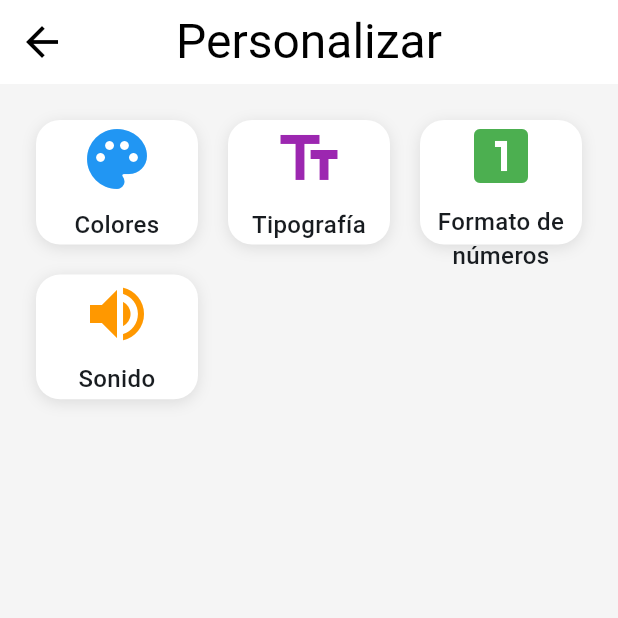
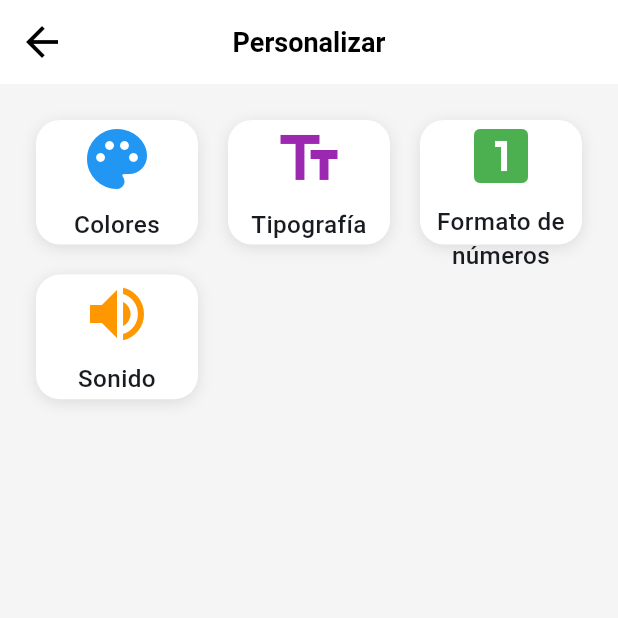
Before and after one commit to Tonips22/POPI, a Flutter app: the CustomizationScreen screen opened directly, on a phone screen of 412 x 824 dp, the top half of it. Run offline on Flutter 3.47's test engine with Material 3 defaults, Android fonts, the light colour scheme and no system bars; our stand-ins replace cloud_firestore, firebase_core, flutter_tts; accounts and stored records are empty.

Commit message:
feat: integrar preferencias de usuario en la pantalla de personalización

```diff
--- a/lib/screens/customization_screen.dart
+++ b/lib/screens/customization_screen.dart
@@ -9,6 +9,7 @@ import 'example_screen.dart';
 
 // Añadir import del servicio
 import '../services/user_service.dart';
+import '../widgets/preference_provider.dart';
 
 class CustomizationScreen extends StatelessWidget {
   const CustomizationScreen({super.key});
@@ -16,6 +17,8 @@ class CustomizationScreen extends StatelessWidget {
   @override
   Widget build(BuildContext context) {
     final userService = UserService(); // instancia sencilla
+    // Obtenemos las preferencias del usuario
+    final prefs = PreferenceProvider.of(context);
 
     return Scaffold(
       backgroundColor: Colors.grey[100],
@@ -26,10 +29,12 @@ class CustomizationScreen extends StatelessWidget {
             Navigator.pop(context);
           },
         ),
-        title: const Text(
+        title: Text(
           'Personalizar',
           style: TextStyle(
-            fontSize: 32,
+            fontSize: prefs?.getFontSizeValue() ?? 18.0,
+            fontFamily: prefs?.getFontFamilyName() ?? 'Roboto',
+            fontWeight: FontWeight.bold,
           ),
         ),
         centerTitle: true,
@@ -53,6 +58,8 @@ class CustomizationScreen extends StatelessWidget {
                 icon: Icons.palette,
                 title: 'Colores',
                 backgroundColor: Colors.blue,
+                fontSize: prefs?.getFontSizeValue() ?? 18.0,
+                fontFamily: prefs?.getFontFamilyName() ?? 'Roboto',
                 onTap: () {
                   Navigator.push(
                     context,
@@ -68,6 +75,8 @@ class CustomizationScreen extends StatelessWidget {
                 icon: Icons.text_fields,
                 title: 'Tipografía',
                 backgroundColor: Colors.purple,
+                fontSize: prefs?.getFontSizeValue() ?? 18.0,
+                fontFamily: prefs?.getFontFamilyName() ?? 'Roboto',
                 onTap: () async {
                   const demoId = 'demo';
                   final userService = UserService(); // creado aquí, no como campo del widget
@@ -96,6 +105,8 @@ class CustomizationScreen extends StatelessWidget {
                 icon: Icons.looks_one,
                 title: 'Formato de números',
                 backgroundColor: Colors.green,
+                fontSize: prefs?.getFontSizeValue() ?? 18.0,
+                fontFamily: prefs?.getFontFamilyName() ?? 'Roboto',
                 onTap: () {
                   Navigator.push(
                     context,
@@ -110,6 +121,8 @@ class CustomizationScreen extends StatelessWidget {
                 icon: Icons.volume_up,
                 title: 'Sonido',
                 backgroundColor: Colors.orange,
+                fontSize: prefs?.getFontSizeValue() ?? 18.0,
+                fontFamily: prefs?.getFontFamilyName() ?? 'Roboto',
                 onTap: () {
                   Navigator.push(
                     context,
@@ -133,12 +146,16 @@ class _GridOptionCard extends StatelessWidget {
   final IconData icon;
   final String title;
   final Color backgroundColor;
+  final double fontSize;
+  final String fontFamily;
   final VoidCallback onTap;
 
   const _GridOptionCard({
     required this.icon,
     required this.title,
     required this.backgroundColor,
+    required this.fontSize,
+    required this.fontFamily,
     required this.onTap,
   });
 
@@ -169,9 +186,10 @@ class _GridOptionCard extends StatelessWidget {
             const SizedBox(height: 8),
             Text(
               title,
-              style: const TextStyle(
-                fontSize: 16,
+              style: TextStyle(
+                fontSize: fontSize * 0.9, // Ajustado al 90% del tamaño base
                 fontWeight: FontWeight.w500,
+                fontFamily: fontFamily,
               ),
               textAlign: TextAlign.center,
             ),
```
